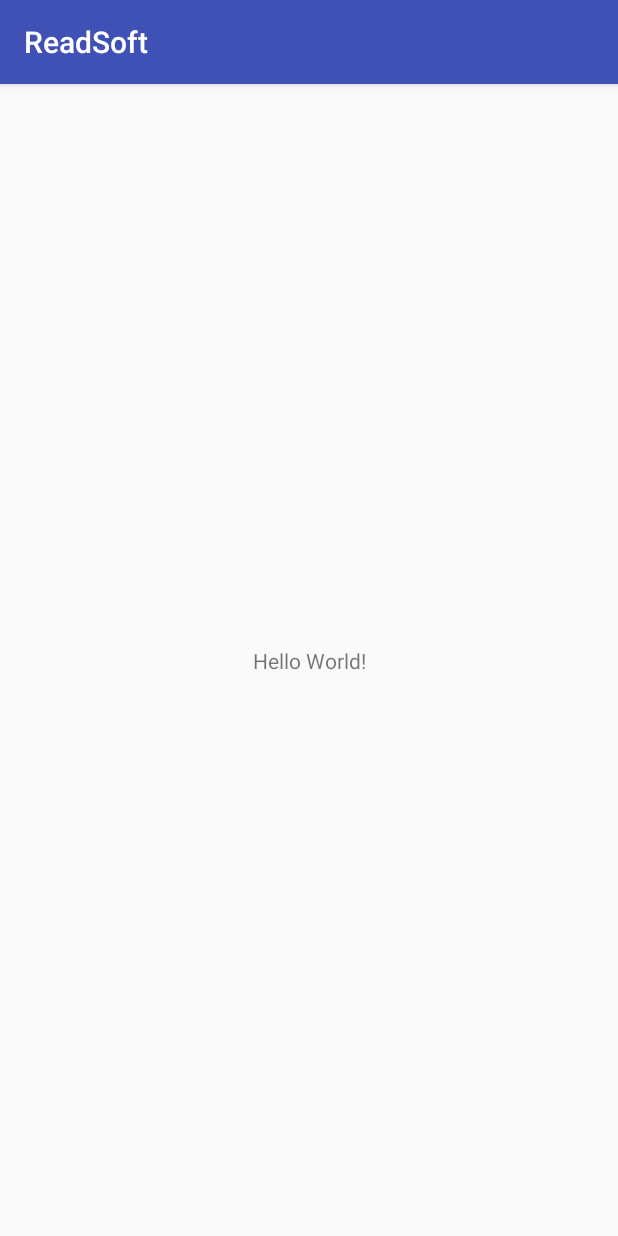
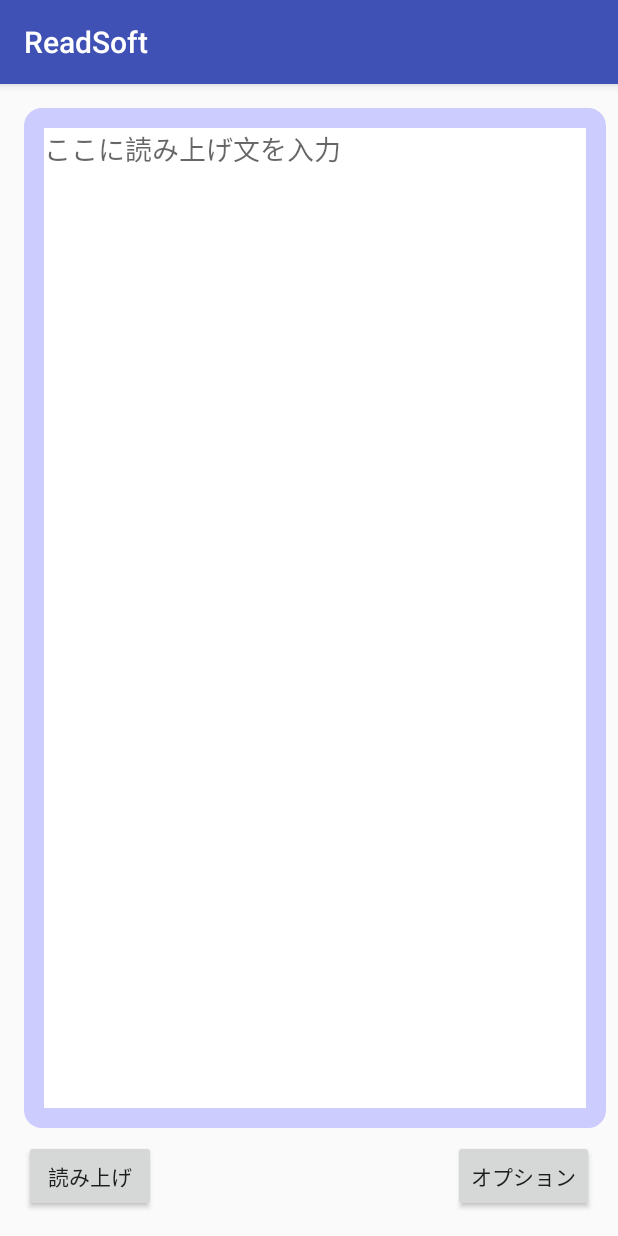
Before and after one commit to Bluewind12/ReadSoft, an Android app: the screen it shows after launch (MainActivity), on a phone screen of 412 x 824 dp. Run offline under Robolectric (Android 15) with nearby library versions, the phone set to English and light mode, and no system bars.

Commit message:
表示の作成  - メイン画面の作成  - xmlファイルの作成

```diff
--- /dev/null
+++ b/app/src/main/res/drawable/edit_text_view_border.xml
@@ -0,0 +1,9 @@
+<?xml version="1.0" encoding="utf-8"?>
+<shape xmlns:android="http://schemas.android.com/apk/res/android">
+    <solid android:color="#FFFFFF"/>
+    <stroke android:width="20px" android:color="#CCCCFF" />
+    <padding android:left="20px" android:top="20px"
+        android:right="20px" android:bottom="20px" />
+    <corners android:radius="5dp" />
+
+</shape>
--- a/app/src/main/res/layout/activity_main.xml
+++ b/app/src/main/res/layout/activity_main.xml
@@ -6,13 +6,41 @@
     android:layout_height="match_parent"
     tools:context=".MainActivity">
 
-    <TextView
+    <EditText
+        android:id="@+id/editText"
+        android:layout_width="0dp"
+        android:layout_height="0dp"
+        android:layout_marginBottom="8dp"
+        android:layout_marginEnd="8dp"
+        android:layout_marginStart="16dp"
+        android:layout_marginTop="16dp"
+        android:background="@drawable/edit_text_view_border"
+        android:ems="10"
+        android:hint="@string/readTextHint"
+        android:gravity="top"
+        android:inputType="text"
+        app:layout_constraintBottom_toTopOf="@+id/button"
+        app:layout_constraintEnd_toEndOf="parent"
+        app:layout_constraintStart_toStartOf="parent"
+        app:layout_constraintTop_toTopOf="parent" />
+
+    <Button
+        android:id="@+id/button"
         android:layout_width="wrap_content"
         android:layout_height="wrap_content"
-        android:text="Hello World!"
+        android:layout_marginBottom="16dp"
+        android:layout_marginStart="16dp"
+        android:text="@string/read"
         app:layout_constraintBottom_toBottomOf="parent"
-        app:layout_constraintLeft_toLeftOf="parent"
-        app:layout_constraintRight_toRightOf="parent"
-        app:layout_constraintTop_toTopOf="parent" />
+        app:layout_constraintStart_toStartOf="parent" />
 
+    <Button
+        android:id="@+id/button2"
+        android:layout_width="wrap_content"
+        android:layout_height="wrap_content"
+        android:layout_marginBottom="16dp"
+        android:layout_marginEnd="16dp"
+        android:text="@string/option"
+        app:layout_constraintBottom_toBottomOf="parent"
+        app:layout_constraintEnd_toEndOf="parent" />
 </android.support.constraint.ConstraintLayout>
--- a/app/src/main/res/values/strings.xml
+++ b/app/src/main/res/values/strings.xml
@@ -1,3 +1,6 @@
 <resources>
     <string name="app_name">ReadSoft</string>
+    <string name="readTextHint">ここに読み上げ文を入力</string>
+    <string name="read">読み上げ</string>
+    <string name="option">オプション</string>
 </resources>
```
